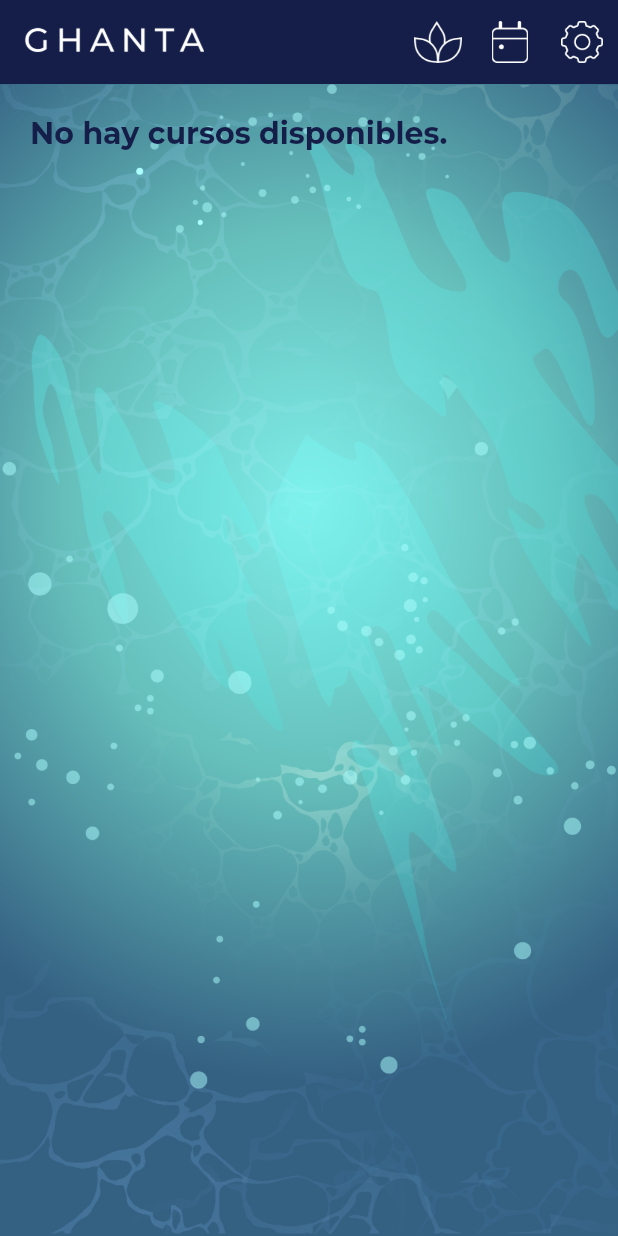
After one commit to HadalyVillasclaras/somnia-ghanta, a Flutter app: the CourseEmptyScreen screen opened by its route, on a phone screen of 412 x 824 dp. The commit adds this screen. Run offline on Flutter 3.47's test engine with Material 3 defaults, Android fonts, the phone set to English and light mode, and no system bars; our stand-ins replace animate_do, appinio_swiper, audioplayers, dio, easy_date_timeline, flutter_dotenv and 9 more; missing offline and left inert: fancy_audio_recorder, super_tooltip; accounts and stored records are empty.

Commit message:
feat: empty courses screen

```diff
--- a/lib/config/course/course_enviroment.dart
+++ b/lib/config/course/course_enviroment.dart
@@ -11,10 +11,6 @@ class CourseEnviroment {
   }
 
   static double getVerticalSeparation(int i) {
-    return i == 0
-                      ? 40
-                      : i *
-                          CourseEnviroment
-                              .verticalSeparation;
+    return i == 0 ? 40 : i * CourseEnviroment.verticalSeparation;
   }
 }
--- a/lib/config/router/app_router.dart
+++ b/lib/config/router/app_router.dart
@@ -5,7 +5,6 @@ import 'package:go_router/go_router.dart';
 final appRouter = GoRouter(routes: [
   GoRoute(
     path: '/',
-
     redirect: (context, state) => '/auth',
   ),
   GoRoute(
@@ -15,29 +14,6 @@ final appRouter = GoRouter(routes: [
       return HomeScreen(tabIndex: tabIndex);
     }
   ),
-  // GoRoute(
-  //     path: '/home',
-  //         builder: (context, state) => HomeScreen(child: HomeView()),
-
-  //     routes: [
-  //       GoRoute(
-  //         path: 'x',
-  //         builder: (context, state) => HomeScreen(child: HomeView()),
-  //       ),
-  //       GoRoute(
-  //         path: 'profile',
-  //         builder: (context, state) => HomeScreen(child: HomeProfileView()),
-  //       ),
-  //       GoRoute(
-  //         path: 'courses',
-  //         builder: (context, state) => HomeScreen(child: HomeCoursesView()),
-  //       ),
-  //       GoRoute(
-  //         path: 'settings',
-  //         builder: (context, state) => HomeScreen(child: HomeViewConfig()),
-  //       ),
-  //     ],
-  //   ),
   GoRoute(
     path: '/course/:courseId',
     builder: (context, state) {
@@ -58,6 +34,14 @@ final appRouter = GoRouter(routes: [
       },
     ),
     GoRoute(
+      path: '/course',
+      builder: (context, state) =>  const CourseEmptyScreen(),
+    ),
+   GoRoute(path: '/feedback/:activityId', builder: (context, state) {
+    final activityId = int.parse(state.pathParameters['activityId'] ?? '0');
+    return FeedbackScreen(activityId: activityId);
+  }),
+  GoRoute(
     path: '/login',
     builder: (context, state) => const LoginScreen(),
   ),
@@ -69,8 +53,5 @@ final appRouter = GoRouter(routes: [
     path: '/auth',
     builder: (context, state) => const AuthScreen(),
   ),
-  GoRoute(path: '/feedback/:activityId', builder: (context, state) {
-    final activityId = int.parse(state.pathParameters['activityId'] ?? '0');
-  return FeedbackScreen(activityId: activityId);
-  } )
+
 ]);
--- a/lib/presentation/providers/auth/auth_provider.dart
+++ b/lib/presentation/providers/auth/auth_provider.dart
@@ -41,7 +41,7 @@ class AuthNotifier extends StateNotifier<AuthState> {
     }
   }
 
-    Future<bool> verifyPassword(String password) async {
+  Future<bool> verifyPassword(String password) async {
     try {
       final user = state.user;
       if (user == null) return false;
@@ -76,7 +76,6 @@ class AuthNotifier extends StateNotifier<AuthState> {
 
     } on WrongCredentialsError {
       print('onwrong credentials');
-
       state = state.copyWith(
         authStatus: AuthStatus.unauthenticated,
         user: null,
@@ -149,7 +148,6 @@ class AuthNotifier extends StateNotifier<AuthState> {
 }
 
 // --------- Estado
-
 enum AuthStatus { checking, authenticated, unauthenticated }
 
 class AuthState {
--- a/lib/presentation/providers/courses_provider.dart
+++ b/lib/presentation/providers/courses_provider.dart
@@ -1,6 +1,5 @@
 import 'package:flutter_riverpod/flutter_riverpod.dart';
 import 'package:ghanta/domain/_domain.dart';
-import 'package:ghanta/domain/entities/phase.dart';
 import 'package:ghanta/domain/entities/subphase.dart';
 import 'package:ghanta/infraestructure/datasources/courses_datasource_impl.dart';
 
--- a/lib/presentation/screens/_presentation.dart
+++ b/lib/presentation/screens/_presentation.dart
@@ -5,6 +5,7 @@ export 'package:ghanta/presentation/screens/home/home_screen.dart';
 export 'package:ghanta/presentation/screens/feedback/feedback_screen.dart';
 export 'package:ghanta/presentation/screens/subphase/subphase_screen.dart';
 export 'package:ghanta/presentation/screens/courses/course_screen.dart';
+export 'package:ghanta/presentation/screens/courses/course_empty_screen.dart';
 
 export 'package:ghanta/presentation/views/home_view_config.dart';
 export 'package:ghanta/presentation/views/course/phase_map_view.dart';
--- a/lib/presentation/screens/auth/login_screen.dart
+++ b/lib/presentation/screens/auth/login_screen.dart
@@ -14,7 +14,6 @@ class LoginScreen extends ConsumerWidget {
 
     ref.listen(authProvider, (prev, next) {
       if (next.errorMessage.isEmpty) return;
-
 
     Future.delayed(const Duration(seconds: 2));
       if (next.authStatus == AuthStatus.authenticated) {
@@ -72,7 +71,6 @@ class LoginForm extends ConsumerStatefulWidget {
 
 class _LoginFormState extends ConsumerState<LoginForm> {
     bool _obscureText = true;
-
     void  showSnackbar(BuildContext context, String message){
     ScaffoldMessenger.of(context).hideCurrentSnackBar();
     ScaffoldMessenger.of(context).showSnackBar(
--- /dev/null
+++ b/lib/presentation/screens/courses/course_empty_screen.dart
@@ -0,0 +1,38 @@
+import 'package:flutter/material.dart';
+import 'package:ghanta/presentation/widgets/_widgets.dart';
+class CourseEmptyScreen extends StatelessWidget {
+  const CourseEmptyScreen({Key? key}) : super(key: key);
+  @override
+  Widget build(BuildContext context) {
+    final textTheme = Theme.of(context).textTheme;
+
+    return Scaffold(
+      appBar: const NavigationTop(),
+      extendBodyBehindAppBar: true,
+      body: SafeArea(
+        bottom: false,
+        child: Container(
+          decoration: const BoxDecoration(
+            image: DecorationImage(
+              image: AssetImage('assets/course/fondo.png'),
+              fit: BoxFit.cover,
+            ),
+          ),
+          child: Padding(
+            padding: const EdgeInsets.all(20),
+            child: Column(
+              children: [
+                Expanded(
+                  child: PageView(children: [
+                    Text('No hay cursos disponibles.',
+                        style: textTheme.headlineSmall!)
+                  ]),
+                ),
+              ],
+            ),
+          ),
+        ),
+      ),
+    );
+  }
+}
--- a/lib/presentation/screens/courses/course_screen.dart
+++ b/lib/presentation/screens/courses/course_screen.dart
@@ -13,7 +13,6 @@ class CourseScreen extends StatelessWidget {
       body: CourseScenario(
         courseId: courseId,
       ),
-
     );
   }
 }
--- a/lib/presentation/widgets/activities/shared/activity_end_button.dart
+++ b/lib/presentation/widgets/activities/shared/activity_end_button.dart
@@ -31,7 +31,7 @@ class ActivityEndButton extends StatelessWidget {
                   foregroundColor: Theme.of(context).colorScheme.primary,
                   padding: const EdgeInsets.fromLTRB(15, 1, 0, 1)),
               onPressed: () {
-                if (activity!.activityTypology == ActivityType.meditation) {
+                if (activity?.activityTypology == ActivityType.meditation) {
                   context.push('/feedback/${activity!.id}');
                   //context.go('/course/${notEmptyCourse!.id}');
                 } else {
--- a/lib/presentation/widgets/activities/tinder/tinder_activity.dart
+++ b/lib/presentation/widgets/activities/tinder/tinder_activity.dart
@@ -311,9 +311,8 @@ class LastTinderActivityCard extends StatelessWidget {
           Expanded(
             child: SingleChildScrollView(
               child: ActivityTextBody(
-                'ULTIMA CARTA',
-                textAlign: TextAlign.start,
-                isSmall: true,
+                '¡Actividad completada con éxito!',
+                textAlign: TextAlign.center,
               ),
             ),
           ),
```
Also changed, not shown: lib/config/constants/colors_theme.dart (+2 -5 lines), lib/presentation/providers/new_courses_provider.dart (+7 -8 lines), lib/presentation/screens/auth/auth_screen.dart (+12 -48 lines). Lines whose indentation alone changed are shown as unchanged.
